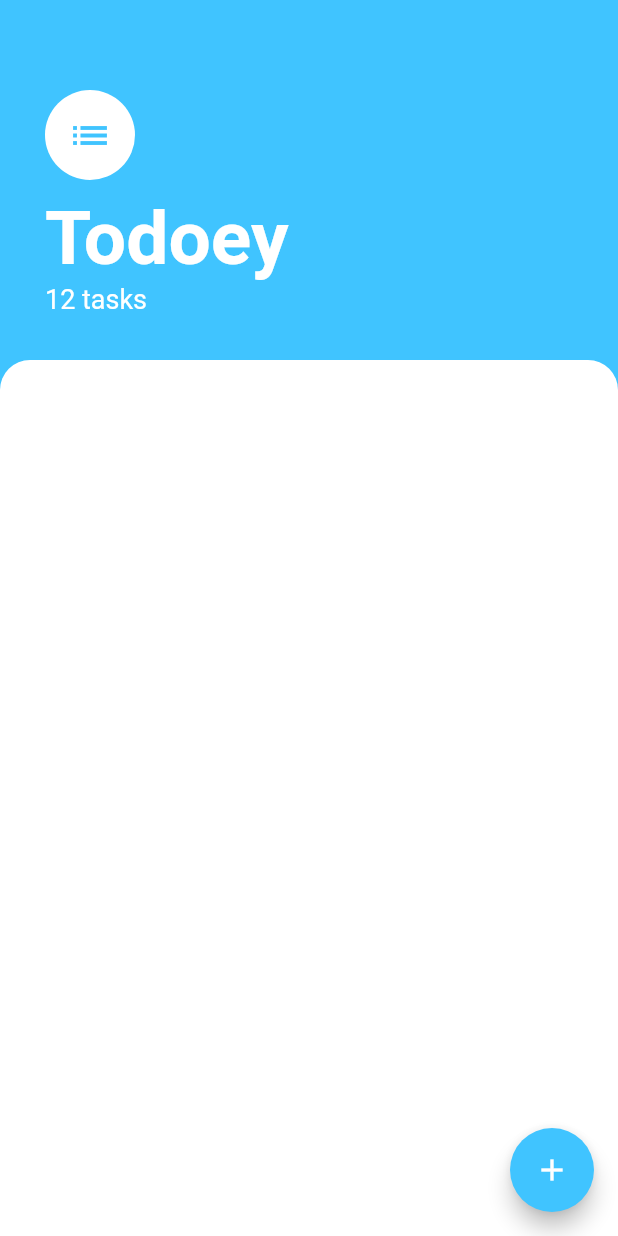
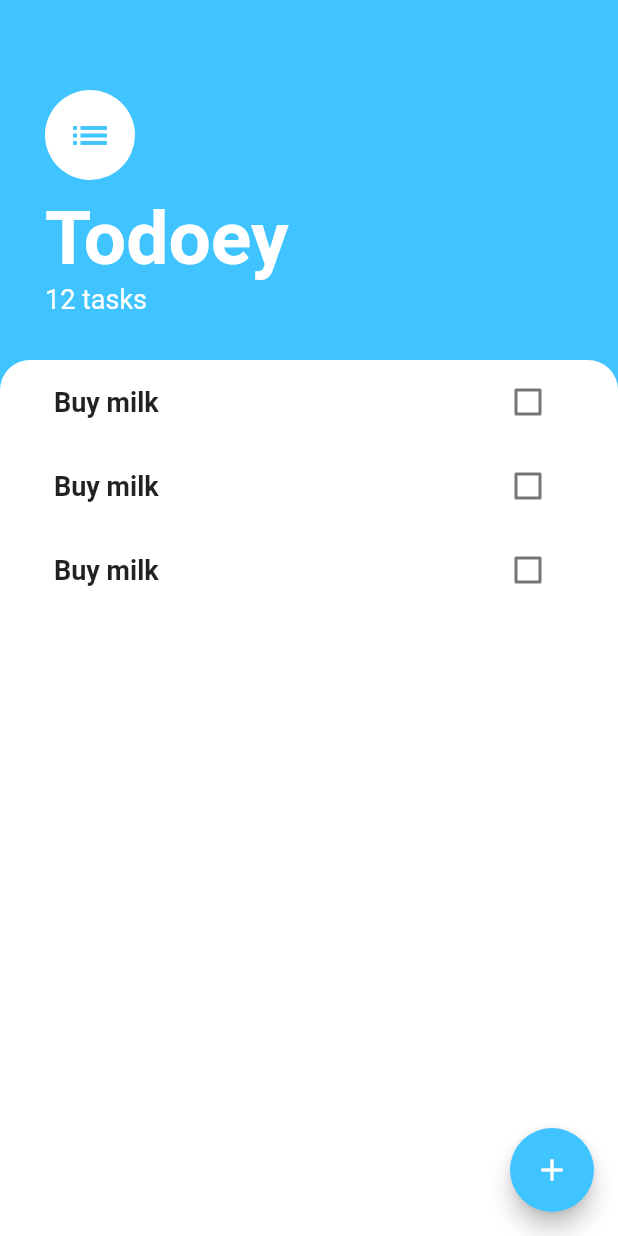
Before and after one commit to teacherSsamko/todoey_flutter, a Flutter app: the screen it shows after launch, on a phone screen of 412 x 824 dp. Run offline on Flutter 3.47's test engine with Material 2 defaults, Android fonts, the phone set to English and light mode, and no system bars.

Commit message:
feat: ListView and ListTile
refactor new widgets

```diff
--- a/lib/screens/tasks_screen.dart
+++ b/lib/screens/tasks_screen.dart
@@ -1,4 +1,6 @@
 import 'package:flutter/material.dart';
+import 'package:todoey/widgets/task_tile.dart';
+import 'package:todoey/widgets/tasks_list.dart';
 
 class TasksScreen extends StatelessWidget {
   @override
@@ -8,6 +10,9 @@ class TasksScreen extends StatelessWidget {
       floatingActionButton: FloatingActionButton(
         backgroundColor: Colors.lightBlueAccent,
         child: Icon(Icons.add),
+        onPressed: () {
+          print("onpressed");
+        },
       ),
       body: Column(
         crossAxisAlignment: CrossAxisAlignment.start,
@@ -50,13 +55,14 @@ class TasksScreen extends StatelessWidget {
           ),
           Expanded(
             child: Container(
-              height: 300.0,
+              padding: EdgeInsets.symmetric(horizontal: 20.0),
               decoration: BoxDecoration(
                 color: Colors.white,
                 borderRadius: BorderRadius.only(
                     topRight: Radius.circular(20.0),
                     topLeft: Radius.circular(20.0)),
               ),
+              child: TasksList(),
             ),
           ),
         ],
--- /dev/null
+++ b/lib/widgets/task_tile.dart
@@ -0,0 +1,26 @@
+import 'package:flutter/material.dart';
+
+class TaskTile extends StatelessWidget {
+  TaskTile({@required this.title});
+
+  final String title;
+
+  @override
+  Widget build(BuildContext context) {
+    return ListTile(
+      title: Text(
+        title,
+        style: TextStyle(
+          fontSize: 18.0,
+          fontWeight: FontWeight.bold,
+        ),
+      ),
+      trailing: Checkbox(
+        value: false,
+        onChanged: (value) {
+          print(value);
+        },
+      ),
+    );
+  }
+}
--- /dev/null
+++ b/lib/widgets/tasks_list.dart
@@ -0,0 +1,19 @@
+import 'package:flutter/material.dart';
+import 'package:todoey/widgets/task_tile.dart';
+
+class TasksList extends StatelessWidget {
+  const TasksList({
+    Key key,
+  }) : super(key: key);
+
+  @override
+  Widget build(BuildContext context) {
+    return ListView(
+      children: [
+        TaskTile(title: "Buy milk"),
+        TaskTile(title: "Buy milk"),
+        TaskTile(title: "Buy milk"),
+      ],
+    );
+  }
+}
```
Also changed, not shown: 1 other file.
